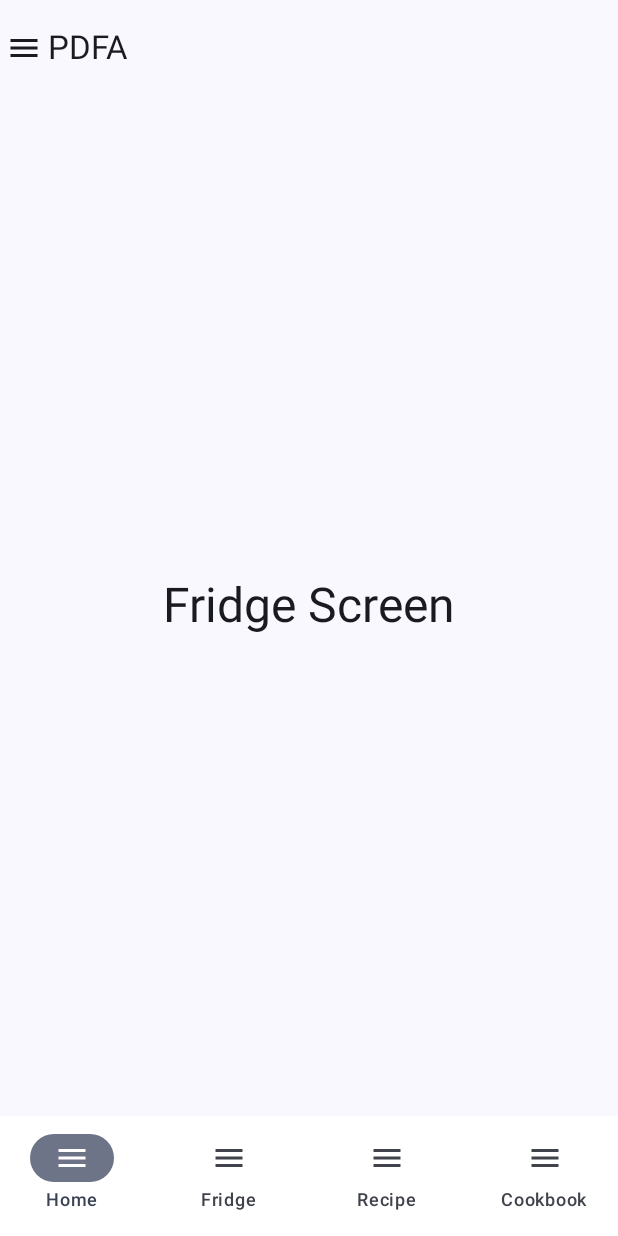
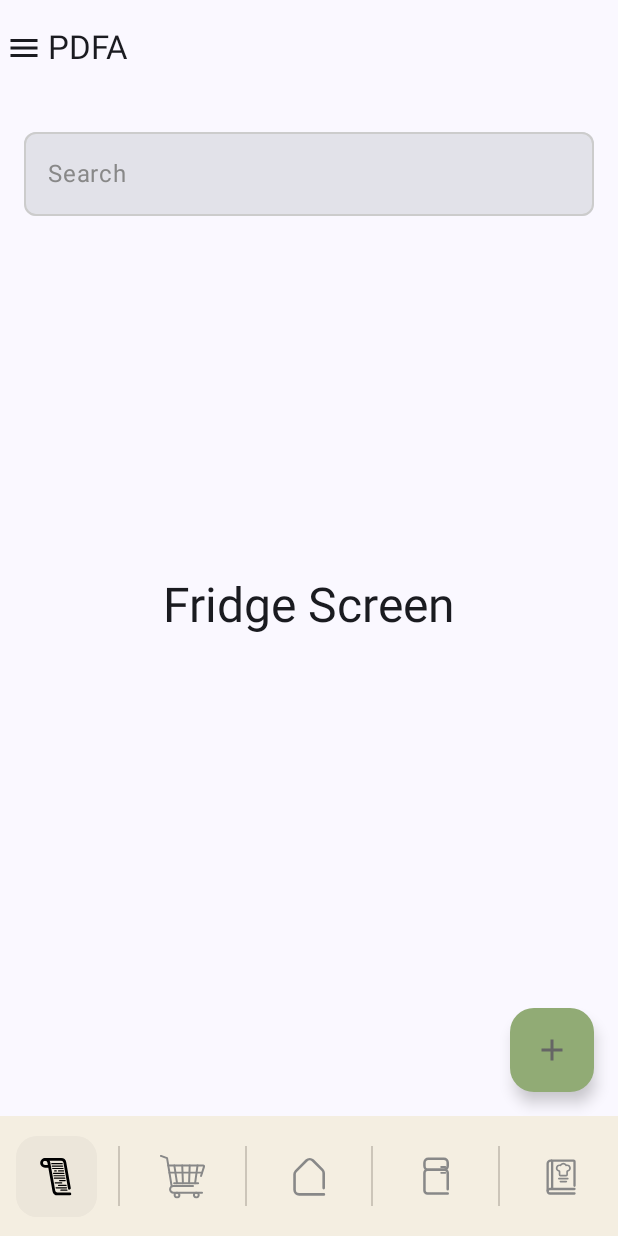
Before and after one commit to Lilfleo/PDFA_APP, an Android app built with Jetpack Compose: the FridgeScreen screen opened through its navigation route, on a phone screen of 412 x 824 dp. Run offline under Robolectric (Android 15) with nearby library versions, the phone set to English and light mode, and no system bars.

Commit message:
build(navBar, drawer, fridge screen( search bar,...))

```diff
--- a/app/build.gradle.kts
+++ b/app/build.gradle.kts
@@ -40,7 +40,7 @@ android {
 }
 
 dependencies {
-
+    implementation(libs.coil.compose)
     implementation(libs.androidx.core.ktx)
     implementation(libs.androidx.lifecycle.runtime.ktx)
     implementation(libs.androidx.activity.compose)
@@ -57,6 +57,7 @@ dependencies {
     androidTestImplementation(libs.androidx.ui.test.junit4)
     debugImplementation(libs.androidx.ui.tooling)
     debugImplementation(libs.androidx.ui.test.manifest)
+    implementation(libs.androidx.material3)
 
 
 }
--- a/app/src/main/java/com/pdfa/pdfa_app/user_interface/component/BotNavBar.kt
+++ b/app/src/main/java/com/pdfa/pdfa_app/user_interface/component/BotNavBar.kt
@@ -1,28 +1,69 @@
 package com.pdfa.pdfa_app.user_interface.component
 
-import androidx.compose.material.icons.Icons
-import androidx.compose.material.icons.filled.Menu
+import androidx.compose.foundation.background
+import androidx.compose.foundation.clickable
+import androidx.compose.foundation.layout.Arrangement
+import androidx.compose.foundation.layout.Box
+import androidx.compose.foundation.layout.Row
+import androidx.compose.foundation.layout.fillMaxWidth
+import androidx.compose.foundation.layout.height
+import androidx.compose.foundation.layout.padding
+import androidx.compose.foundation.layout.size
+import androidx.compose.foundation.layout.width
+import androidx.compose.foundation.shape.RoundedCornerShape
 import androidx.compose.material3.Icon
-import androidx.compose.material3.NavigationBar
-import androidx.compose.material3.NavigationBarItem
-import androidx.compose.material3.Text
 import androidx.compose.runtime.Composable
+import androidx.compose.ui.Alignment
+import androidx.compose.ui.Modifier
+import androidx.compose.ui.draw.clip
 import androidx.compose.ui.graphics.Color
+import androidx.compose.ui.unit.dp
+import com.pdfa.pdfa_app.user_interface.rooting.NavigationItem
+import com.pdfa.pdfa_app.user_interface.rooting.painter
 
 @Composable
 fun BottomNavBar(
     selectedIndex: Int,
     onItemSelected: (Int, String) -> Unit,
-    routes: List<String>
+    items: List<NavigationItem>
 ) {
-    NavigationBar(containerColor = Color.White) {
-        routes.forEachIndexed { index, route ->
-            NavigationBarItem(
-                selected = selectedIndex == index,
-                onClick = { onItemSelected(index, route) },
-                icon = { Icon(Icons.Filled.Menu, contentDescription = null) }, // À remplacer plus tard par `AppIcon`
-                label = { Text(route) }
-            )
+    Row(
+        modifier = Modifier
+            .fillMaxWidth()
+            .height(80.dp)
+            .background(Color(0xFFF4EEE1)),
+        horizontalArrangement = Arrangement.SpaceEvenly,
+        verticalAlignment = Alignment.CenterVertically
+    ) {
+        items.forEachIndexed { index, item ->
+            val isSelected = selectedIndex == index
+
+            Box(
+                modifier = Modifier
+                    .clip(RoundedCornerShape(14.dp))
+                    .background(if (isSelected) Color(0xFFECE6DA) else Color.Transparent)
+                    .clickable { onItemSelected(index, item.route) }
+                    .padding(12.dp)
+            ) {
+                Icon(
+                    painter = item.icon?.painter() ?: return@Box,
+                    contentDescription = item.title,
+                    tint = if (isSelected) Color.Black else Color.Gray,
+                    modifier = Modifier.size(30.dp)
+                )
+            }
+
+
+            if (index != items.lastIndex) {
+                Box(
+                    modifier = Modifier
+                        .height(40.dp)
+                        .padding(horizontal = 4.dp)
+                        .width(1.dp)
+                        .background(Color(0xFFCCC5B9))
+                )
+            }
         }
     }
+
 }
--- a/app/src/main/java/com/pdfa/pdfa_app/user_interface/component/LeftDrawerMenu.kt
+++ b/app/src/main/java/com/pdfa/pdfa_app/user_interface/component/LeftDrawerMenu.kt
@@ -2,12 +2,20 @@ package com.pdfa.pdfa_app.user_interface.component
 
 import android.util.Log
 import androidx.compose.foundation.clickable
+import androidx.compose.foundation.layout.Column
+import androidx.compose.foundation.layout.Spacer
+import androidx.compose.foundation.layout.height
 import androidx.compose.foundation.layout.padding
+import androidx.compose.foundation.rememberScrollState
+import androidx.compose.foundation.verticalScroll
+import androidx.compose.material3.HorizontalDivider
+import androidx.compose.material3.MaterialTheme
 import androidx.compose.material3.ModalDrawerSheet
 import androidx.compose.material3.Text
 import androidx.compose.runtime.Composable
 import androidx.compose.ui.Modifier
 import androidx.compose.ui.unit.dp
+import com.pdfa.pdfa_app.user_interface.rooting.Screen
 
 @Composable
 fun DrawerMenu(
@@ -22,17 +30,34 @@ fun DrawerMenu(
 fun DrawerContent(
     onDestinationClicked: (String) -> Unit
 ) {
-    val navigationItems = listOf("Home", "Fridge", "Recipe", "Cookbook")
 
-    navigationItems.forEach { item ->
+
+    Column (
+        modifier = Modifier.padding(horizontal = 16.dp)
+            .verticalScroll(rememberScrollState())
+    ) {
+        Spacer(Modifier.height(12.dp))
+        Text("Tirroir",modifier = Modifier.padding(16.dp), style = MaterialTheme.typography.titleLarge)
+        HorizontalDivider(modifier = Modifier.padding(vertical = 8.dp))
+        val navigationItems = listOf(
+            Screen.Home,
+            Screen.Fridge,
+            Screen.Recipe,
+            Screen.Cookbook,
+            Screen.Shoplist
+        )
+
+        navigationItems.forEach { screen ->
             Text(
-            text = item,
+                text = screen.rout.removeSuffix("_screen").replaceFirstChar { it.uppercaseChar() }, // optionnel pour lisibilité
                 modifier = Modifier
                     .clickable {
-                    Log.d("DrawerClick", "Clicked $item")
-                    onDestinationClicked(item)
+                        Log.d("DrawerClick", "Clicked ${screen.rout}")
+                        onDestinationClicked(screen.rout)
                     }
                     .padding(16.dp)
             )
         }
+
     }
+    }
--- a/app/src/main/java/com/pdfa/pdfa_app/user_interface/rooting/AppIcons.kt
+++ b/app/src/main/java/com/pdfa/pdfa_app/user_interface/rooting/AppIcons.kt
@@ -1,10 +1,20 @@
 package com.pdfa.pdfa_app.user_interface.rooting
 
+import androidx.annotation.DrawableRes
+import androidx.compose.runtime.Composable
+import androidx.compose.ui.res.painterResource
+import androidx.compose.ui.graphics.painter.Painter
+import com.pdfa.pdfa_app.R
 
-enum class AppIcons (val assetPath : String){
-    HOME("icon/"),
-    Fridge("icon/"),
-    Recipe("icon/"),
-    Cookbook("icon/")
+enum class AppIcons(@DrawableRes val drawableRes: Int) {
+    HOME(R.drawable.ic_nav_home),
+    Fridge(R.drawable.ic_nav_fridge),
+    Recipe(R.drawable.ic_nav_recipe),
+    Cookbook(R.drawable.ic_nav_cookbook),
+    Shoplist(R.drawable.ic_nav_shoplist)
+}
 
+@Composable
+fun AppIcons.painter(): Painter {
+    return painterResource(id = this.drawableRes)
 }
--- a/app/src/main/java/com/pdfa/pdfa_app/user_interface/rooting/Rooting.kt
+++ b/app/src/main/java/com/pdfa/pdfa_app/user_interface/rooting/Rooting.kt
@@ -4,30 +4,42 @@ package com.pdfa.pdfa_app.user_interface.rooting
 sealed class Screen(val rout: String) {
     object Home: Screen("home_screen")
     object Fridge: Screen("fridge_screen")
+    object Shoplist: Screen("shoplist_screen")
     object Recipe: Screen("recipe_screen")
     object Cookbook: Screen("cookbook_screen")
 }
 
 data class NavigationItem(
     val title: String,
+    val icon: AppIcons? = null,
     val route: String
 )
 
 val navigationItems = listOf(
+
+    NavigationItem(
+        title = "Recipe",
+        route = Screen.Recipe.rout,
+        icon = AppIcons.Recipe
+    ),
+    NavigationItem(
+        title = "Shop-list",
+        route = Screen.Shoplist.rout,
+        icon = AppIcons.Shoplist
+    ),
     NavigationItem(
         title = "Home",
-        route = Screen.Home.rout
+        route = Screen.Home.rout,
+        icon = AppIcons.HOME
     ),
     NavigationItem(
         title = "Fridge",
-        route = Screen.Fridge.rout
-    ),
-    NavigationItem(
-        title = "Recipe",
-        route = Screen.Recipe.rout
+        route = Screen.Fridge.rout,
+        icon = AppIcons.Fridge
     ),
     NavigationItem(
         title = "Cookbook",
-        route = Screen.Cookbook.rout
+        route = Screen.Cookbook.rout,
+        icon = AppIcons.Cookbook
     )
 )
--- a/app/src/main/java/com/pdfa/pdfa_app/user_interface/screens/FridgeScreen.kt
+++ b/app/src/main/java/com/pdfa/pdfa_app/user_interface/screens/FridgeScreen.kt
@@ -1,22 +1,83 @@
 package com.pdfa.pdfa_app.user_interface.screens
 
 import androidx.compose.foundation.layout.Box
+import androidx.compose.foundation.layout.Column
 import androidx.compose.foundation.layout.fillMaxSize
+import androidx.compose.foundation.layout.fillMaxWidth
+import androidx.compose.foundation.layout.padding
+import androidx.compose.foundation.shape.RoundedCornerShape
+import androidx.compose.material.icons.Icons
+import androidx.compose.material.icons.filled.Add
+import androidx.compose.material3.FloatingActionButton
+import androidx.compose.material3.Icon
 import androidx.compose.material3.MaterialTheme
+
+import androidx.compose.material3.OutlinedTextField
 import androidx.compose.material3.Text
+import androidx.compose.material3.TextFieldDefaults
 import androidx.compose.runtime.Composable
 import androidx.compose.ui.Alignment
 import androidx.compose.ui.Modifier
+import androidx.compose.ui.graphics.Color
+import androidx.compose.ui.unit.dp
+
+
 
 @Composable
-fun FridgeScreen(){
-    Box (modifier = Modifier
-        .fillMaxSize(),
-        contentAlignment = Alignment.Center
-    ){
+fun FridgeScreen(onAddClick: () -> Unit) {
+    Box(modifier = Modifier.fillMaxSize()) {
+        Column(modifier = Modifier.align(Alignment.Center).fillMaxSize()) {
+            SearchBar(
+                query = "",
+                onQueryChange = {},
+                modifier = Modifier
+                    .fillMaxWidth()
+                    .padding(16.dp)
+            )
+        }
         Text(
             text = "Fridge Screen",
-            style = MaterialTheme.typography.headlineLarge
+            style = MaterialTheme.typography.headlineLarge,
+            modifier = Modifier.align(Alignment.Center)
+        )
+
+        AddButton(
+            onClick = onAddClick,
+            modifier = Modifier
+                .align(Alignment.BottomEnd)
+                .padding(16.dp)
         )
     }
 }
+
+@Composable
+fun AddButton(onClick: () -> Unit, modifier: Modifier = Modifier) {
+    FloatingActionButton(
+        onClick = onClick,
+        modifier = modifier,
+        containerColor = Color(0xFF91AB75),
+        contentColor = Color(0xFF656565)
+    ) {
+        Icon(Icons.Filled.Add, contentDescription = "Add")
+    }
+}
+
+@Composable
+fun SearchBar(query: String, onQueryChange: (String) -> Unit, modifier: Modifier = Modifier) {
+    OutlinedTextField(
+        value = query,
+        onValueChange = onQueryChange,
+        placeholder = { Text("Search") },
+        label = { Text("Search") },
+        singleLine = true,
+        shape = RoundedCornerShape(8.dp),
+        modifier = modifier,
+        colors = TextFieldDefaults.colors(
+            focusedIndicatorColor = Color(0xFF91AB75),
+            unfocusedIndicatorColor = Color.LightGray,
+            focusedLabelColor = Color(0xFF91AB75),
+            unfocusedLabelColor = Color.Gray
+        )
+    )
+
+}
--- a/app/src/main/java/com/pdfa/pdfa_app/user_interface/screens/MainScreen.kt
+++ b/app/src/main/java/com/pdfa/pdfa_app/user_interface/screens/MainScreen.kt
@@ -15,11 +15,14 @@ import androidx.navigation.compose.rememberNavController
 import com.pdfa.pdfa_app.user_interface.component.BottomNavBar
 import com.pdfa.pdfa_app.user_interface.component.DrawerMenu
 import com.pdfa.pdfa_app.user_interface.component.TopBar
+import com.pdfa.pdfa_app.user_interface.rooting.Screen
 import com.pdfa.pdfa_app.user_interface.screens.CookbookScreen
 import com.pdfa.pdfa_app.user_interface.screens.RecipeScreen
 import com.pdfa.pdfa_app.user_interface.screens.FridgeScreen
 import com.pdfa.pdfa_app.user_interface.screens.HomeScreen
 import kotlinx.coroutines.launch
+import com.pdfa.pdfa_app.user_interface.rooting.navigationItems
+import com.pdfa.pdfa_app.user_interface.screens.ShoplistScreen
 
 
 @Composable
@@ -29,7 +32,8 @@ fun MainScreen() {
     val scope = rememberCoroutineScope()
     val selectedIndex = rememberSaveable { mutableIntStateOf(0) }
 
-    val navigationItems = listOf("Home", "Fridge", "Recipe", "Cookbook") // ou ta version NavigationItem
+    //val navigationItems = listOf("Home", "Fridge", "Recipe", "Cookbook") // ou ta version NavigationItem
+
 
     ModalNavigationDrawer(
 
@@ -63,22 +67,26 @@ fun MainScreen() {
                             restoreState = true
                         }
                     },
-                    routes = navigationItems
+                    items = navigationItems // ← très important ici
                 )
+
             }
         ) { padding ->
             NavHost(
                 navController = navController,
-                startDestination = "Home",
+                startDestination = Screen.Home.rout, // ← "home_screen"
                 modifier = Modifier
                     .fillMaxSize()
                     .padding(padding)
-            )
-            {
-                composable("Home") { HomeScreen() }
-                composable("Fridge") { FridgeScreen() }
-                composable("Recipe") { RecipeScreen() }
-                composable("Cookbook") { CookbookScreen() }
+            ) {
+                composable(Screen.Home.rout) { HomeScreen() }
+                composable(Screen.Fridge.rout) {
+                    FridgeScreen(onAddClick = {
+                        println("Bouton Add cliqué") })
+                }
+                composable(Screen.Shoplist.rout){ ShoplistScreen() }
+                composable(Screen.Recipe.rout) { RecipeScreen() }
+                composable(Screen.Cookbook.rout) { CookbookScreen() }
             }
         }
     }
--- a/app/src/main/java/com/pdfa/pdfa_app/user_interface/screens/RecipeScreen.kt
+++ b/app/src/main/java/com/pdfa/pdfa_app/user_interface/screens/ShoplistScreen.kt
@@ -9,13 +9,13 @@ import androidx.compose.ui.Alignment
 import androidx.compose.ui.Modifier
 
 @Composable
-fun RecipeScreen(){
+fun ShoplistScreen(){
     Box (modifier = Modifier
         .fillMaxSize(),
         contentAlignment = Alignment.Center
     ){
         Text(
-            text = "Recipe Screen",
+            text = "Shop-list Screen",
             style = MaterialTheme.typography.headlineLarge
         )
     }
--- /dev/null
+++ b/app/src/main/res/drawable/ic_nav_cookbook.xml
@@ -0,0 +1,40 @@
+<vector xmlns:android="http://schemas.android.com/apk/res/android"
+    android:width="136dp"
+    android:height="134dp"
+    android:viewportWidth="136"
+    android:viewportHeight="134">
+  <path
+      android:pathData="M107.31,92.95V19.91C107.31,18.22 105.95,16.86 104.28,16.86H39.74V102.64"
+      android:strokeWidth="7"
+      android:fillColor="#00000000"
+      android:strokeColor="#999999"
+      android:strokeLineCap="round"/>
+  <path
+      android:pathData="M107.31,102.82H32.97C29.2,102.82 26.14,105.9 26.14,109.7V109.42C26.14,113.21 29.19,116.29 32.97,116.29H107.31"
+      android:strokeWidth="7"
+      android:fillColor="#00000000"
+      android:strokeColor="#999999"
+      android:strokeLineCap="round"/>
+  <path
+      android:pathData="M66.27,29.62L65.16,31.09L62.25,30.98C52.57,30.63 49.88,44.2 58.97,47.6L61.12,48.4C61.72,48.62 62.11,49.19 62.11,49.84V59.38C62.11,60.91 63.34,62.14 64.86,62.14H73.53H82.19C83.71,62.14 84.94,60.91 84.94,59.38V49.84C84.94,49.2 85.34,48.63 85.93,48.4L88.09,47.6C97.17,44.2 94.49,30.63 84.81,30.98L81.89,31.09L80.78,29.62C77.14,24.78 69.92,24.78 66.27,29.62Z"
+      android:strokeWidth="5"
+      android:fillColor="#00000000"
+      android:strokeColor="#999999"/>
+  <path
+      android:pathData="M59.98,71.42H87.08"
+      android:strokeWidth="5"
+      android:fillColor="#00000000"
+      android:strokeColor="#999999"
+      android:strokeLineCap="round"/>
+  <path
+      android:pathData="M64.62,80.35H82.64"
+      android:strokeWidth="5"
+      android:fillColor="#00000000"
+      android:strokeColor="#999999"
+      android:strokeLineCap="round"/>
+  <path
+      android:pathData="M39.74,16.86H35.27C30.22,16.86 26.14,20.97 26.14,26.04V109.7"
+      android:strokeWidth="7"
+      android:fillColor="#00000000"
+      android:strokeColor="#999999"/>
+</vector>
--- /dev/null
+++ b/app/src/main/res/drawable/ic_nav_fridge.xml
@@ -0,0 +1,30 @@
+<vector xmlns:android="http://schemas.android.com/apk/res/android"
+    android:width="119dp"
+    android:height="125dp"
+    android:viewportWidth="119"
+    android:viewportHeight="125">
+  <path
+      android:pathData="M93.69,98.15V52.28C93.69,47.67 89.94,43.94 85.31,43.94H37.41C32.78,43.94 29.03,47.67 29.03,52.28V101.11C29.03,105.72 32.78,109.45 37.41,109.45H93.69"
+      android:strokeWidth="7"
+      android:fillColor="#00000000"
+      android:strokeColor="#999999"
+      android:strokeLineCap="round"/>
+  <path
+      android:pathData="M82.98,13.33H39.74C33.82,13.33 29.03,18.1 29.03,23.99V33.28C29.03,39.17 33.82,43.94 39.74,43.94H82.98C88.89,43.94 93.69,39.17 93.69,33.28V23.99C93.69,18.1 88.89,13.33 82.98,13.33Z"
+      android:strokeWidth="7"
+      android:fillColor="#00000000"
+      android:strokeColor="#999999"
+      android:strokeLineCap="round"/>
+  <path
+      android:pathData="M75.44,36.07H86.95"
+      android:strokeWidth="5"
+      android:fillColor="#00000000"
+      android:strokeColor="#999999"
+      android:strokeLineCap="round"/>
+  <path
+      android:pathData="M75.44,52.18H86.95"
+      android:strokeWidth="5"
+      android:fillColor="#00000000"
+      android:strokeColor="#999999"
+      android:strokeLineCap="round"/>
+</vector>
--- /dev/null
+++ b/app/src/main/res/drawable/ic_nav_home.xml
@@ -0,0 +1,12 @@
+<vector xmlns:android="http://schemas.android.com/apk/res/android"
+    android:width="121dp"
+    android:height="118dp"
+    android:viewportWidth="121"
+    android:viewportHeight="118">
+  <path
+      android:pathData="M99.19,105.97H32.62C25.82,105.97 20.31,100.49 20.31,93.72V51.83C20.31,48.59 21.61,45.47 23.92,43.18L52.37,14.87C57.18,10.09 64.97,10.09 69.78,14.87L95.05,40C97.35,42.3 98.65,45.41 98.65,48.66V88.95"
+      android:strokeWidth="7"
+      android:fillColor="#00000000"
+      android:strokeColor="#999999"
+      android:strokeLineCap="round"/>
+</vector>
--- /dev/null
+++ b/app/src/main/res/drawable/ic_nav_recipe.xml
@@ -0,0 +1,96 @@
+<vector xmlns:android="http://schemas.android.com/apk/res/android"
+    android:width="112dp"
+    android:height="113dp"
+    android:viewportWidth="112"
+    android:viewportHeight="113">
+  <path
+      android:pathData="M28.14,13.32H68.38C72.79,13.32 76.58,16.48 77.35,20.82L88.9,85.93"
+      android:strokeWidth="7"
+      android:fillColor="#00000000"
+      android:strokeColor="#999999"
+      android:strokeLineCap="round"/>
+  <path
+      android:pathData="M90.13,100.39H58.87C54.45,100.39 50.66,97.23 49.9,92.89L37.11,20.82C36.34,16.48 32.56,13.32 28.14,13.32C23.11,13.32 19.03,17.39 19.03,22.4C19.03,27.18 22.91,31.04 27.69,31.04H38.92"
+      android:strokeWidth="7"
+      android:fillColor="#00000000"
+      android:strokeColor="#999999"
+      android:strokeLineCap="round"/>
+  <path
+      android:pathData="M70.86,24.33H44.71"
+      android:strokeWidth="3"
+      android:fillColor="#00000000"
+      android:strokeColor="#999999"
+      android:strokeLineCap="round"/>
+  <path
+      android:pathData="M71.94,30.39H45.79"
+      android:strokeWidth="3"
+      android:fillColor="#00000000"
+      android:strokeColor="#999999"
+      android:strokeLineCap="round"/>
+  <path
+      android:pathData="M73.01,36.44H46.86"
+      android:strokeWidth="3"
+      android:fillColor="#00000000"
+      android:strokeColor="#999999"
+      android:strokeLineCap="round"/>
+  <path
+      android:pathData="M74.08,42.49H61.68"
+      android:strokeWidth="3"
+      android:fillColor="#00000000"
+      android:strokeColor="#999999"
+      android:strokeLineCap="round"/>
+  <path
+      android:pathData="M55.81,42.49H52"
+      android:strokeWidth="3"
+      android:fillColor="#00000000"
+      android:strokeColor="#999999"
+      android:strokeLineCap="round"/>
+  <path
+      android:pathData="M75.15,48.54H49.01"
+      android:strokeWidth="3"
+      android:fillColor="#00000000"
+      android:strokeColor="#999999"
+      android:strokeLineCap="round"/>
+  <path
+      android:pathData="M76.23,54.59H50.08"
+      android:strokeWidth="3"
+      android:fillColor="#00000000"
+      android:strokeColor="#999999"
+      android:strokeLineCap="round"/>
+  <path
+      android:pathData="M77.3,60.64H51.15"
+      android:strokeWidth="3"
+      android:fillColor="#00000000"
+      android:strokeColor="#999999"
+      android:strokeLineCap="round"/>
+  <path
+      android:pathData="M78.37,66.69H64.29"
+      android:strokeWidth="3"
+      android:fillColor="#00000000"
+      android:strokeColor="#999999"
+      android:strokeLineCap="round"/>
+  <path
+      android:pathData="M69.55,72.74H53.3"
+      android:strokeWidth="3"
+      android:fillColor="#00000000"
+      android:strokeColor="#999999"
+      android:strokeLineCap="round"/>
+  <path
+      android:pathData="M80.52,78.79H61.68"
+      android:strokeWidth="3"
+      android:fillColor="#00000000"
+      android:strokeColor="#999999"
+      android:strokeLineCap="round"/>
+  <path
+      android:pathData="M81.6,84.84H55.44"
+      android:strokeWidth="3"
+      android:fillColor="#00000000"
+      android:strokeColor="#999999"
+      android:strokeLineCap="round"/>
+  <path
+      android:pathData="M82.67,90.89H67.51"
+      android:strokeWidth="3"
+      android:fillColor="#00000000"
+      android:strokeColor="#999999"
+      android:strokeLineCap="round"/>
+</vector>
--- /dev/null
+++ b/app/src/main/res/drawable/ic_nav_shoplist.xml
@@ -0,0 +1,87 @@
+<vector xmlns:android="http://schemas.android.com/apk/res/android"
+    android:width="113dp"
+    android:height="109dp"
+    android:viewportWidth="113"
+    android:viewportHeight="109">
+  <group>
+    <clip-path
+        android:pathData="M0,0h113v109h-113z"/>
+    <path
+        android:pathData="M105.54,94.72H33.81C29.09,94.72 25.27,90.95 25.27,86.3C25.27,81.65 29.09,77.89 33.81,77.89H82.92"
+        android:strokeLineJoin="round"
+        android:strokeWidth="5"
+        android:fillColor="#00000000"
+        android:strokeColor="#999999"
+        android:strokeLineCap="round"/>
+    <path
+        android:pathData="M29.17,77.9L17.74,7.98L2.36,2.32"
+        android:strokeLineJoin="round"
+        android:strokeWidth="5"
+        android:fillColor="#00000000"
+        android:strokeColor="#999999"
+        android:strokeLineCap="round"/>
+    <path
+        android:pathData="M95.8,70.66H35.45"
+        android:strokeLineJoin="round"
+        android:strokeWidth="5"
+        android:fillColor="#00000000"
+        android:strokeColor="#999999"
+        android:strokeLineCap="round"/>
+    <path
+        android:pathData="M20.76,26.46H108.6C109.98,26.46 110.96,27.78 110.55,29.08L103.05,52.63"
+        android:strokeLineJoin="round"
+        android:strokeWidth="5"
+        android:fillColor="#00000000"
+        android:strokeColor="#999999"
+        android:strokeLineCap="round"/>
+    <path
+        android:pathData="M23.67,44.26H105.54"
+        android:strokeLineJoin="round"
+        android:strokeWidth="5"
+        android:fillColor="#00000000"
+        android:strokeColor="#999999"
+        android:strokeLineCap="round"/>
+    <path
+        android:pathData="M94.15,26.46L88.16,70.66"
+        android:strokeLineJoin="round"
+        android:strokeWidth="5"
+        android:fillColor="#00000000"
+        android:strokeColor="#999999"
+        android:strokeLineCap="round"/>
+    <path
+        android:pathData="M74.54,26.46L73.04,70.66"
+        android:strokeLineJoin="round"
+        android:strokeWidth="5"
+        android:fillColor="#00000000"
+        android:strokeColor="#999999"
+        android:strokeLineCap="round"/>
+    <path
+        android:pathData="M55.82,26.46L57.57,70.66"
+        android:strokeLineJoin="round"
+        android:strokeWidth="5"
+        android:fillColor="#00000000"
+        android:strokeColor="#999999"
+        android:strokeLineCap="round"/>
+    <path
+        android:pathData="M36.06,26.46L42.79,70.66"
+        android:strokeLineJoin="round"
+        android:strokeWidth="5"
+        android:fillColor="#00000000"
+        android:strokeColor="#999999"
+        android:strokeLineCap="round"/>
+    <path
+        android:pathData="M42.67,106.68C46.02,106.68 48.74,104 48.74,100.7C48.74,97.39 46.02,94.72 42.67,94.72C39.32,94.72 36.6,97.39 36.6,100.7C36.6,104 39.32,106.68 42.67,106.68Z"
+        android:strokeLineJoin="round"
+        android:strokeWidth="5"
+        android:fillColor="#00000000"
+        android:strokeColor="#999999"
+        android:strokeLineCap="round"/>
+    <path
+        android:pathData="M91.16,106.68C94.51,106.68 97.23,104 97.23,100.7C97.23,97.39 94.51,94.72 91.16,94.72C87.81,94.72 85.09,97.39 85.09,100.7C85.09,104 87.81,106.68 91.16,106.68Z"
+        android:strokeLineJoin="round"
+        android:strokeWidth="5"
+        android:fillColor="#00000000"
+        android:strokeColor="#999999"
+        android:strokeLineCap="round"/>
+  </group>
+</vector>
```
Also changed, not shown: gradle/libs.versions.toml (+10 -0 lines), app/src/main/java/com/pdfa/pdfa_app/assets/icons/ic_nav-cookbook.svg (renamed from app/src/main/java/com/pdfa/pdfa_app/assets/icons/nav-cookbook.svg), app/src/main/java/com/pdfa/pdfa_app/assets/icons/ic_nav_fridge.svg (renamed from app/src/main/java/com/pdfa/pdfa_app/assets/icons/nav-fridge.svg), app/src/main/java/com/pdfa/pdfa_app/assets/icons/ic_nav_home.svg (renamed from app/src/main/java/com/pdfa/pdfa_app/assets/icons/nav-home.svg), app/src/main/java/com/pdfa/pdfa_app/assets/icons/ic_nav_recipe.svg (renamed from app/src/main/java/com/pdfa/pdfa_app/assets/icons/nav-recipe.svg), app/src/main/java/com/pdfa/pdfa_app/assets/icons/ic_nav_shoplist.svg (added), app/src/main/java/com/pdfa/pdfa_app/user_interface/component/TopBar.kt (line endings or trailing spaces). Lines whose indentation alone changed are shown as unchanged.
